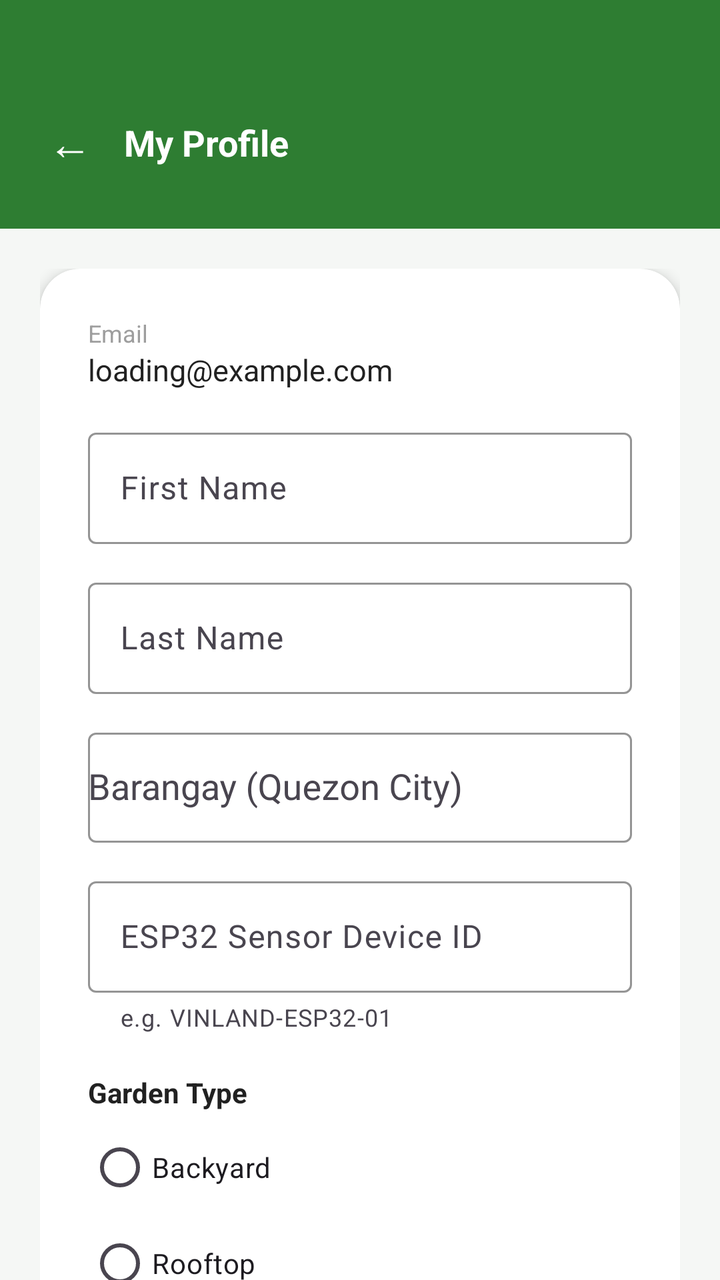
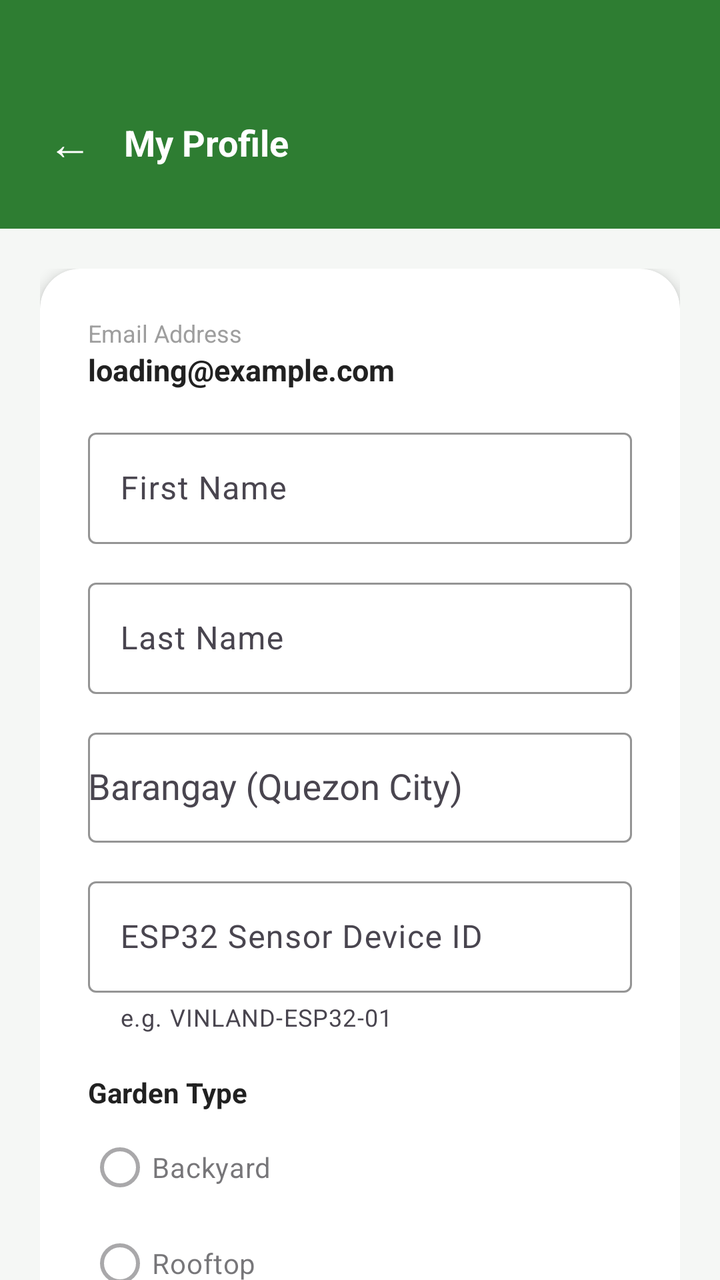

Screens rendered from an Android XML layout before and after an edit, with the pre-edit source and the edit as a unified diff.
<!-- AndroidManifest.xml: application theme Theme.Vinland -->
<!-- res/layout/activity_profile.xml -->
<?xml version="1.0" encoding="utf-8"?>
<androidx.core.widget.NestedScrollView xmlns:android="http://schemas.android.com/apk/res/android"
    xmlns:app="http://schemas.android.com/apk/res-auto"
    android:layout_width="match_parent"
    android:layout_height="match_parent"
    android:background="#F5F7F5"
    android:clipToPadding="false"
    android:fillViewport="true">

    <LinearLayout
        android:layout_width="match_parent"
        android:layout_height="wrap_content"
        android:orientation="vertical">

        
        <LinearLayout
            android:layout_width="match_parent"
            android:layout_height="wrap_content"
            android:orientation="horizontal"
            android:gravity="center_vertical"
            android:background="#2E7D32"
            android:paddingTop="48dp"
            android:paddingBottom="20dp"
            android:paddingHorizontal="16dp">

            <TextView
                android:id="@+id/tvBack"
                android:layout_width="wrap_content"
                android:layout_height="wrap_content"
                android:text="←"
                android:textSize="22sp"
                android:textColor="#FFFFFF"
                android:padding="8dp" />

            <TextView
                android:layout_width="wrap_content"
                android:layout_height="wrap_content"
                android:layout_marginStart="8dp"
                android:text="My Profile"
                android:textSize="18sp"
                android:textStyle="bold"
                android:textColor="#FFFFFF" />
        </LinearLayout>

        <LinearLayout
            android:layout_width="match_parent"
            android:layout_height="wrap_content"
            android:orientation="vertical"
            android:paddingHorizontal="20dp"
            android:paddingTop="20dp"
            android:paddingBottom="40dp">

            
            <com.google.android.material.card.MaterialCardView
                android:layout_width="match_parent"
                android:layout_height="wrap_content"
                app:cardBackgroundColor="#FFFFFF"
                app:cardCornerRadius="20dp"
                app:cardElevation="4dp"
                app:strokeWidth="0dp">

                <LinearLayout
                    android:layout_width="match_parent"
                    android:layout_height="wrap_content"
                    android:orientation="vertical"
                    android:padding="24dp">

                    
                    <TextView
                        android:layout_width="wrap_content"
                        android:layout_height="wrap_content"
                        android:text="Email"
                        android:textColor="#9E9E9E"
                        android:textSize="12sp" />

                    <TextView
                        android:id="@+id/tvEmail"
                        android:layout_width="wrap_content"
                        android:layout_height="wrap_content"
                        android:layout_marginBottom="16dp"
                        android:text="loading@example.com"
                        android:textColor="#212121"
                        android:textSize="15sp" />

                    
                    <com.google.android.material.textfield.TextInputLayout
                        style="@style/Widget.Material3.TextInputLayout.OutlinedBox"
                        android:layout_width="match_parent"
                        android:layout_height="wrap_content"
                        android:hint="First Name"
                        app:boxStrokeColor="#2E7D32"
                        app:hintTextColor="#2E7D32">

                        <com.google.android.material.textfield.TextInputEditText
                            android:id="@+id/etFirstName"
                            android:layout_width="match_parent"
                            android:layout_height="wrap_content"
                            android:inputType="textPersonName|textCapWords" />
                    </com.google.android.material.textfield.TextInputLayout>

                    
                    <com.google.android.material.textfield.TextInputLayout
                        style="@style/Widget.Material3.TextInputLayout.OutlinedBox"
                        android:layout_width="match_parent"
                        android:layout_height="wrap_content"
                        android:layout_marginTop="14dp"
                        android:hint="Last Name"
                        app:boxStrokeColor="#2E7D32"
                        app:hintTextColor="#2E7D32">

                        <com.google.android.material.textfield.TextInputEditText
                            android:id="@+id/etLastName"
                            android:layout_width="match_parent"
                            android:layout_height="wrap_content"
                            android:inputType="textPersonName|textCapWords" />
                    </com.google.android.material.textfield.TextInputLayout>

                    
                    <com.google.android.material.textfield.TextInputLayout
                        style="@style/Widget.Material3.TextInputLayout.OutlinedBox"
                        android:layout_width="match_parent"
                        android:layout_height="wrap_content"
                        android:layout_marginTop="14dp"
                        android:hint="Barangay (Quezon City)"
                        app:boxStrokeColor="#2E7D32"
                        app:hintTextColor="#2E7D32">

                        <AutoCompleteTextView
                            android:id="@+id/actvBarangay"
                            android:layout_width="match_parent"
                            android:layout_height="55dp"
                            android:completionThreshold="1"
                            android:inputType="text" />
                    </com.google.android.material.textfield.TextInputLayout>

                    
                    <com.google.android.material.textfield.TextInputLayout
                        style="@style/Widget.Material3.TextInputLayout.OutlinedBox"
                        android:layout_width="match_parent"
                        android:layout_height="wrap_content"
                        android:layout_marginTop="14dp"
                        android:hint="ESP32 Sensor Device ID"
                        app:boxStrokeColor="#2E7D32"
                        app:helperText="e.g. VINLAND-ESP32-01"
                        app:hintTextColor="#2E7D32">

                        <com.google.android.material.textfield.TextInputEditText
                            android:id="@+id/etSensorDeviceId"
                            android:layout_width="match_parent"
                            android:layout_height="wrap_content"
                            android:inputType="textCapCharacters" />
                    </com.google.android.material.textfield.TextInputLayout>

                    
                    <TextView
                        android:layout_width="wrap_content"
                        android:layout_height="wrap_content"
                        android:layout_marginTop="20dp"
                        android:text="Garden Type"
                        android:textColor="#212121"
                        android:textSize="14sp"
                        android:textStyle="bold" />

                    <RadioGroup
                        android:id="@+id/rgGardenType"
                        android:layout_width="match_parent"
                        android:layout_height="wrap_content"
                        android:layout_marginTop="4dp"
                        android:orientation="vertical">

                        <RadioButton
                            android:id="@+id/rbBackyard"
                            android:layout_width="wrap_content"
                            android:layout_height="wrap_content"
                            android:buttonTint="#2E7D32"
                            android:text="Backyard" />

                        <RadioButton
                            android:id="@+id/rbRooftop"
                            android:layout_width="wrap_content"
                            android:layout_height="wrap_content"
                            android:buttonTint="#2E7D32"
                            android:text="Rooftop" />

                        <RadioButton
                            android:id="@+id/rbCommunityPlot"
                            android:layout_width="wrap_content"
                            android:layout_height="wrap_content"
                            android:buttonTint="#2E7D32"
                            android:text="Community Plot" />
                    </RadioGroup>

                    
                    <TextView
                        android:layout_width="wrap_content"
                        android:layout_height="wrap_content"
                        android:layout_marginTop="20dp"
                        android:text="Crops You Grow"
                        android:textColor="#212121"
                        android:textSize="14sp"
                        android:textStyle="bold" />

                    <LinearLayout
                        android:id="@+id/layoutCropsContainer"
                        android:layout_width="match_parent"
                        android:layout_height="wrap_content"
                        android:layout_marginTop="4dp"
                        android:orientation="horizontal">

                        <CheckBox
                            android:id="@+id/cbTomato"
                            android:layout_width="wrap_content"
                            android:layout_height="wrap_content"
                            android:buttonTint="#2E7D32"
                            android:text="Tomato" />

                        <CheckBox
                            android:id="@+id/cbGreenPepper"
                            android:layout_width="wrap_content"
                            android:layout_height="wrap_content"
                            android:layout_marginStart="20dp"
                            android:buttonTint="#2E7D32"
                            android:text="Green Pepper" />
                    </LinearLayout>

                    <TextView
                        android:id="@+id/tvError"
                        android:layout_width="match_parent"
                        android:layout_height="wrap_content"
                        android:layout_marginTop="14dp"
                        android:textColor="#D32F2F"
                        android:textSize="13sp"
                        android:visibility="gone" />

                    <TextView
                        android:id="@+id/tvSuccess"
                        android:layout_width="match_parent"
                        android:layout_height="wrap_content"
                        android:layout_marginTop="14dp"
                        android:textColor="#2E7D32"
                        android:textSize="13sp"
                        android:visibility="gone" />

                    <com.google.android.material.button.MaterialButton
                        android:id="@+id/btnSave"
                        android:layout_width="match_parent"
                        android:layout_height="52dp"
                        android:layout_marginTop="18dp"
                        android:text="Save Changes"
                        android:textAllCaps="false"
                        android:textSize="16sp"
                        app:backgroundTint="#2E7D32"
                        app:cornerRadius="12dp" />

                    <ProgressBar
                        android:id="@+id/progressBar"
                        android:layout_width="wrap_content"
                        android:layout_height="wrap_content"
                        android:layout_gravity="center"
                        android:layout_marginTop="12dp"
                        android:visibility="gone" />

                </LinearLayout>
            </com.google.android.material.card.MaterialCardView>

        </LinearLayout>
    </LinearLayout>
</androidx.core.widget.NestedScrollView>
<!-- resources referenced by this layout -->
<resources>
  <style name="Theme.Vinland" parent="Base.Theme.Vinland" />
  <style name="Base.Theme.Vinland" parent="Theme.Material3.DayNight.NoActionBar">
          
          
      </style>
</resources>

<!-- the commit's change to res/layout/activity_profile.xml (unified diff, before → after) -->
@@ -69,7 +69,7 @@
                     <TextView
                         android:layout_width="wrap_content"
                         android:layout_height="wrap_content"
-                        android:text="Email"
+                        android:text="Email Address"
                         android:textColor="#9E9E9E"
                         android:textSize="12sp" />
 
@@ -80,7 +80,8 @@
                         android:layout_marginBottom="16dp"
                         android:text="loading@example.com"
                         android:textColor="#212121"
-                        android:textSize="15sp" />
+                        android:textSize="15sp"
+                        android:textStyle="bold" />
 
                     
                     <com.google.android.material.textfield.TextInputLayout
@@ -95,6 +96,7 @@
                             android:id="@+id/etFirstName"
                             android:layout_width="match_parent"
                             android:layout_height="wrap_content"
+                            android:enabled="false"
                             android:inputType="textPersonName|textCapWords" />
                     </com.google.android.material.textfield.TextInputLayout>
 
@@ -112,6 +114,7 @@
                             android:id="@+id/etLastName"
                             android:layout_width="match_parent"
                             android:layout_height="wrap_content"
+                            android:enabled="false"
                             android:inputType="textPersonName|textCapWords" />
                     </com.google.android.material.textfield.TextInputLayout>
 
@@ -130,6 +133,7 @@
                             android:layout_width="match_parent"
                             android:layout_height="55dp"
                             android:completionThreshold="1"
+                            android:enabled="false"
                             android:inputType="text" />
                     </com.google.android.material.textfield.TextInputLayout>
 
@@ -148,6 +152,7 @@
                             android:id="@+id/etSensorDeviceId"
                             android:layout_width="match_parent"
                             android:layout_height="wrap_content"
+                            android:enabled="false"
                             android:inputType="textCapCharacters" />
                     </com.google.android.material.textfield.TextInputLayout>
 
@@ -173,6 +178,7 @@
                             android:layout_width="wrap_content"
                             android:layout_height="wrap_content"
                             android:buttonTint="#2E7D32"
+                            android:enabled="false"
                             android:text="Backyard" />
 
                         <RadioButton
@@ -180,6 +186,7 @@
                             android:layout_width="wrap_content"
                             android:layout_height="wrap_content"
                             android:buttonTint="#2E7D32"
+                            android:enabled="false"
                             android:text="Rooftop" />
 
                         <RadioButton
@@ -187,6 +194,7 @@
                             android:layout_width="wrap_content"
                             android:layout_height="wrap_content"
                             android:buttonTint="#2E7D32"
+                            android:enabled="false"
                             android:text="Community Plot" />
                     </RadioGroup>
 
@@ -212,6 +220,7 @@
                             android:layout_width="wrap_content"
                             android:layout_height="wrap_content"
                             android:buttonTint="#2E7D32"
+                            android:enabled="false"
                             android:text="Tomato" />
 
                         <CheckBox
@@ -220,6 +229,7 @@
                             android:layout_height="wrap_content"
                             android:layout_marginStart="20dp"
                             android:buttonTint="#2E7D32"
+                            android:enabled="false"
                             android:text="Green Pepper" />
                     </LinearLayout>
 
@@ -241,16 +251,51 @@
                         android:textSize="13sp"
                         android:visibility="gone" />
 
+                    
                     <com.google.android.material.button.MaterialButton
-                        android:id="@+id/btnSave"
+                        android:id="@+id/btnEditProfile"
                         android:layout_width="match_parent"
                         android:layout_height="52dp"
-                        android:layout_marginTop="18dp"
-                        android:text="Save Changes"
+                        android:layout_marginTop="20dp"
+                        android:text="Edit Profile"
                         android:textAllCaps="false"
-                        android:textSize="16sp"
+                        android:textSize="15sp"
                         app:backgroundTint="#2E7D32"
                         app:cornerRadius="12dp" />
+
+                    
+                    <LinearLayout
+                        android:id="@+id/layoutEditButtons"
+                        android:layout_width="match_parent"
+                        android:layout_height="wrap_content"
+                        android:orientation="horizontal"
+                        android:layout_marginTop="20dp"
+                        android:visibility="gone">
+
+                        <com.google.android.material.button.MaterialButton
+                            android:id="@+id/btnCancel"
+                            style="@style/Widget.Material3.Button.OutlinedButton"
+                            android:layout_width="0dp"
+                            android:layout_height="52dp"
+                            android:layout_weight="1"
+                            android:layout_marginEnd="6dp"
+                            android:text="Cancel"
+                            android:textColor="#757575"
+                            app:strokeColor="#BDBDBD"
+                            app:cornerRadius="12dp" />
+
+                        <com.google.android.material.button.MaterialButton
+                            android:id="@+id/btnSave"
+                            android:layout_width="0dp"
+                            android:layout_height="52dp"
+                            android:layout_weight="1.5"
+                            android:layout_marginStart="6dp"
+                            android:text="Save Changes"
+                            android:textAllCaps="false"
+                            android:textSize="15sp"
+                            app:backgroundTint="#2E7D32"
+                            app:cornerRadius="12dp" />
+                    </LinearLayout>
 
                     <ProgressBar
                         android:id="@+id/progressBar"
